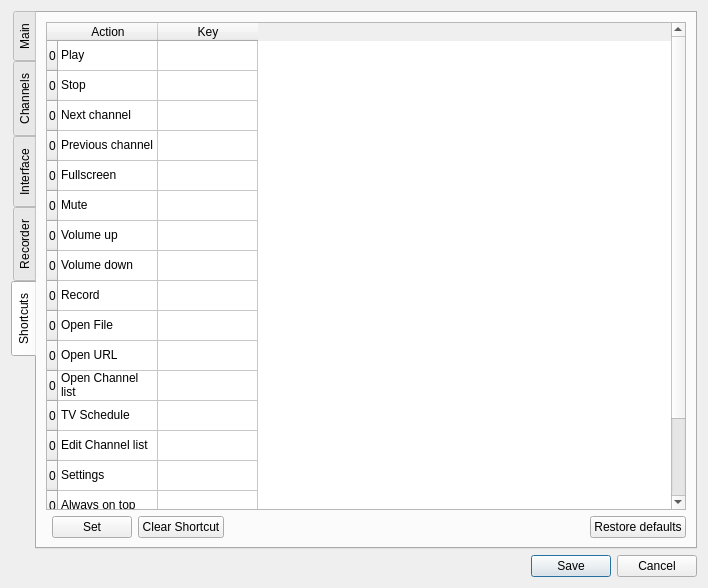
The window that ui/EditSettings.ui (ntadej/tano) describes before a commit, drawn with Qt 5.
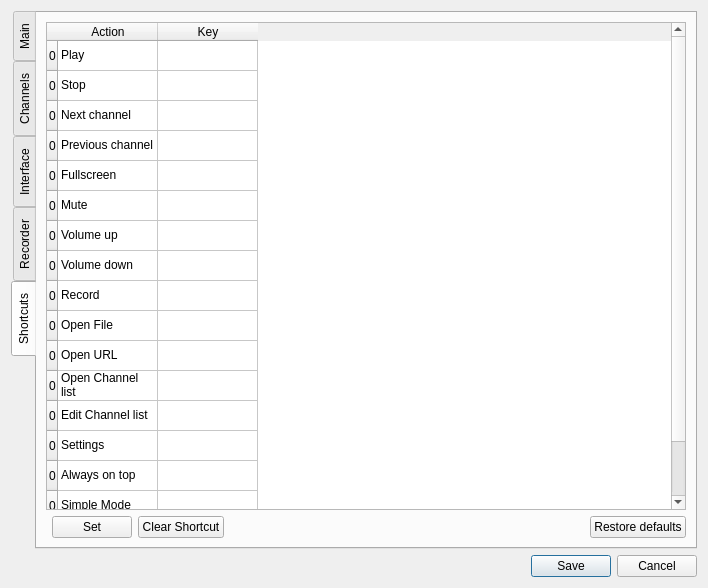
The same window after the commit. The open tabs and pages were chosen to show the change. Icons and pictures are not drawn. Custom widgets are drawn as their Qt base class.

What changed in the file:
```diff
--- a/ui/EditSettings.ui
+++ b/ui/EditSettings.ui
@@ -654,11 +654,6 @@
            <string>0</string>
           </property>
          </row>
-         <row>
-          <property name="text">
-           <string>0</string>
-          </property>
-         </row>
          <column>
           <property name="text">
            <string>Action</string>
@@ -791,7 +786,7 @@
          </item>
          <item row="12" column="0">
           <property name="text">
-           <string>TV Schedule</string>
+           <string>Edit Channel list</string>
           </property>
          </item>
          <item row="12" column="1">
@@ -801,7 +796,7 @@
          </item>
          <item row="13" column="0">
           <property name="text">
-           <string>Edit Channel list</string>
+           <string>Settings</string>
           </property>
          </item>
          <item row="13" column="1">
@@ -811,7 +806,7 @@
          </item>
          <item row="14" column="0">
           <property name="text">
-           <string>Settings</string>
+           <string>Always on top</string>
           </property>
          </item>
          <item row="14" column="1">
@@ -821,7 +816,7 @@
          </item>
          <item row="15" column="0">
           <property name="text">
-           <string>Always on top</string>
+           <string>Simple Mode</string>
           </property>
          </item>
          <item row="15" column="1">
@@ -831,20 +826,10 @@
          </item>
          <item row="16" column="0">
           <property name="text">
-           <string>Simple Mode</string>
-          </property>
-         </item>
-         <item row="16" column="1">
-          <property name="text">
-           <string/>
-          </property>
-         </item>
-         <item row="17" column="0">
-          <property name="text">
            <string>About</string>
           </property>
          </item>
-         <item row="17" column="1">
+         <item row="16" column="1">
           <property name="text">
            <string/>
           </property>
```
